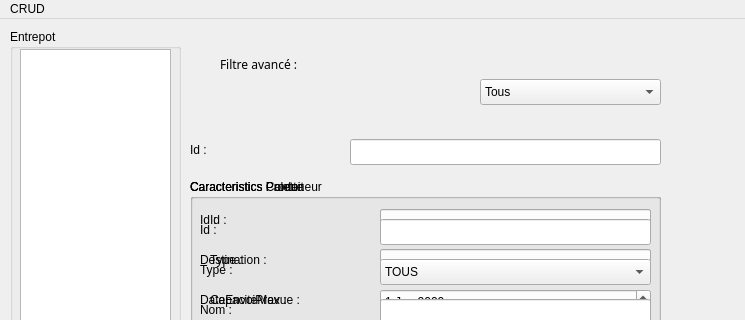
First picture: the form in mainwindow.ui, repository chaymaemakhokh/qt_project, before the edit; both pictures show x 0 to 745 and y 0 to 320 of the 745 by 626 pixel window.
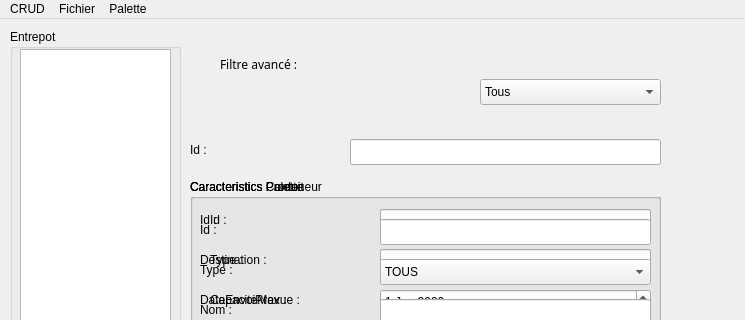
Second picture: the form after the edit.

Commit message: creation automatique des palettes, import et export

What changed in the file:
```diff
--- a/mainwindow.ui
+++ b/mainwindow.ui
@@ -534,7 +534,7 @@
      <x>0</x>
      <y>0</y>
      <width>745</width>
-     <height>26</height>
+     <height>17</height>
     </rect>
    </property>
    <widget class="QMenu" name="menuCRUD">
@@ -545,7 +545,22 @@
     <addaction name="actionAjouter_Conteneur"/>
     <addaction name="actionAjouter_Palette"/>
    </widget>
+   <widget class="QMenu" name="menuFichier">
+    <property name="title">
+     <string>Fichier</string>
+    </property>
+    <addaction name="actionImporter_JSON"/>
+    <addaction name="actionExporter_JSON"/>
+   </widget>
+   <widget class="QMenu" name="menuPalette">
+    <property name="title">
+     <string>Palette</string>
+    </property>
+    <addaction name="actionGenerer_Palettes_Automatiquement"/>
+   </widget>
    <addaction name="menuCRUD"/>
+   <addaction name="menuFichier"/>
+   <addaction name="menuPalette"/>
   </widget>
   <widget class="QStatusBar" name="statusbar"/>
   <action name="actionAjoute_Produit">
```
Left out of the diff: 21 changed lines with no effect on the pictures. The commit also changes 38 other files.
